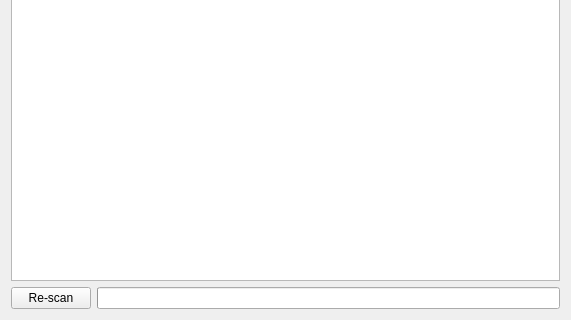
KDE/bluedevil, file src/actionplugins/sendfile/helper/discover.ui: the form before one commit; both pictures show x 0 to 571 and y 205 to 525 of the 571 by 525 pixel window.
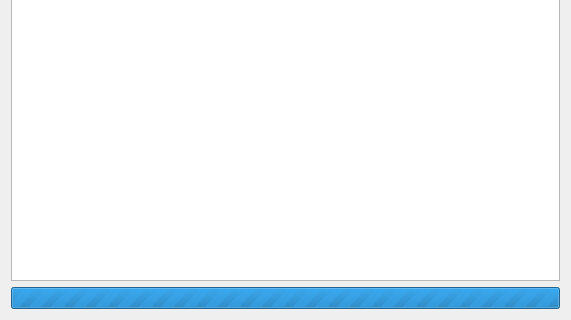
The form after the commit. Custom widgets are drawn as their Qt base class.

```diff
--- a/src/actionplugins/sendfile/helper/discover.ui
+++ b/src/actionplugins/sendfile/helper/discover.ui
@@ -28,17 +28,10 @@
      </item>
      <item>
       <layout class="QHBoxLayout" name="horizontalLayout_2">
-       <item>
-        <widget class="KPushButton" name="scanBtn">
-         <property name="text">
-          <string>Re-scan</string>
-         </property>
-        </widget>
-       </item>
        <item>
         <widget class="QProgressBar" name="progressBar">
          <property name="maximum">
-          <number>100</number>
+          <number>0</number>
          </property>
          <property name="value">
           <number>0</number>
@@ -54,13 +47,6 @@
    </item>
   </layout>
  </widget>
- <customwidgets>
-  <customwidget>
-   <class>KPushButton</class>
-   <extends>QPushButton</extends>
-   <header>kpushbutton.h</header>
-  </customwidget>
- </customwidgets>
  <resources/>
  <connections/>
 </ui>
```
